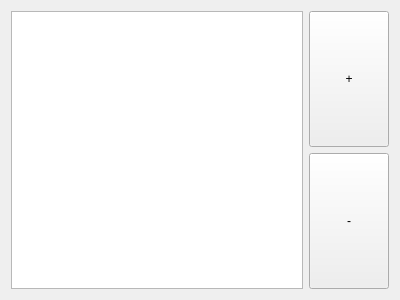
This is application-rw/aliastab.ui in TheNiteCoder/mx-bashrc-config as Qt 5 draws it before an edit. The edited form follows.
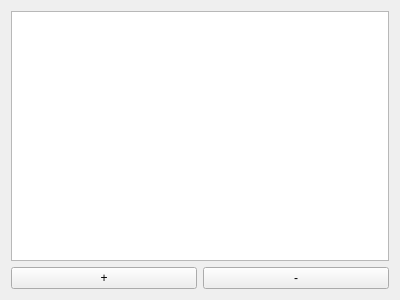
This is the edited form.

What changed in the file:
```diff
--- a/application-rw/aliastab.ui
+++ b/application-rw/aliastab.ui
@@ -10,23 +10,30 @@
     <height>300</height>
    </rect>
   </property>
+  <property name="sizePolicy">
+   <sizepolicy hsizetype="Minimum" vsizetype="Preferred">
+    <horstretch>0</horstretch>
+    <verstretch>0</verstretch>
+   </sizepolicy>
+  </property>
   <property name="windowTitle">
    <string>Form</string>
   </property>
-  <layout class="QHBoxLayout" name="horizontalLayout">
+  <layout class="QVBoxLayout" name="verticalLayout">
    <item>
-    <widget class="QTableWidget" name="tableWidget_Aliases"/>
+    <widget class="QTableWidget" name="tableWidget_Aliases">
+     <property name="sizePolicy">
+      <sizepolicy hsizetype="Expanding" vsizetype="Expanding">
+       <horstretch>0</horstretch>
+       <verstretch>0</verstretch>
+      </sizepolicy>
+     </property>
+    </widget>
    </item>
    <item>
-    <layout class="QVBoxLayout" name="verticalLayout">
+    <layout class="QHBoxLayout" name="horizontalLayout">
      <item>
       <widget class="QPushButton" name="pushButton_AliasAdd">
-       <property name="sizePolicy">
-        <sizepolicy hsizetype="Minimum" vsizetype="Expanding">
-         <horstretch>0</horstretch>
-         <verstretch>0</verstretch>
-        </sizepolicy>
-       </property>
        <property name="text">
         <string>+</string>
        </property>
@@ -34,12 +41,6 @@
      </item>
      <item>
       <widget class="QPushButton" name="pushButton_AliasRemove">
-       <property name="sizePolicy">
-        <sizepolicy hsizetype="Minimum" vsizetype="Expanding">
-         <horstretch>0</horstretch>
-         <verstretch>0</verstretch>
-        </sizepolicy>
-       </property>
        <property name="text">
         <string>-</string>
        </property>
```
